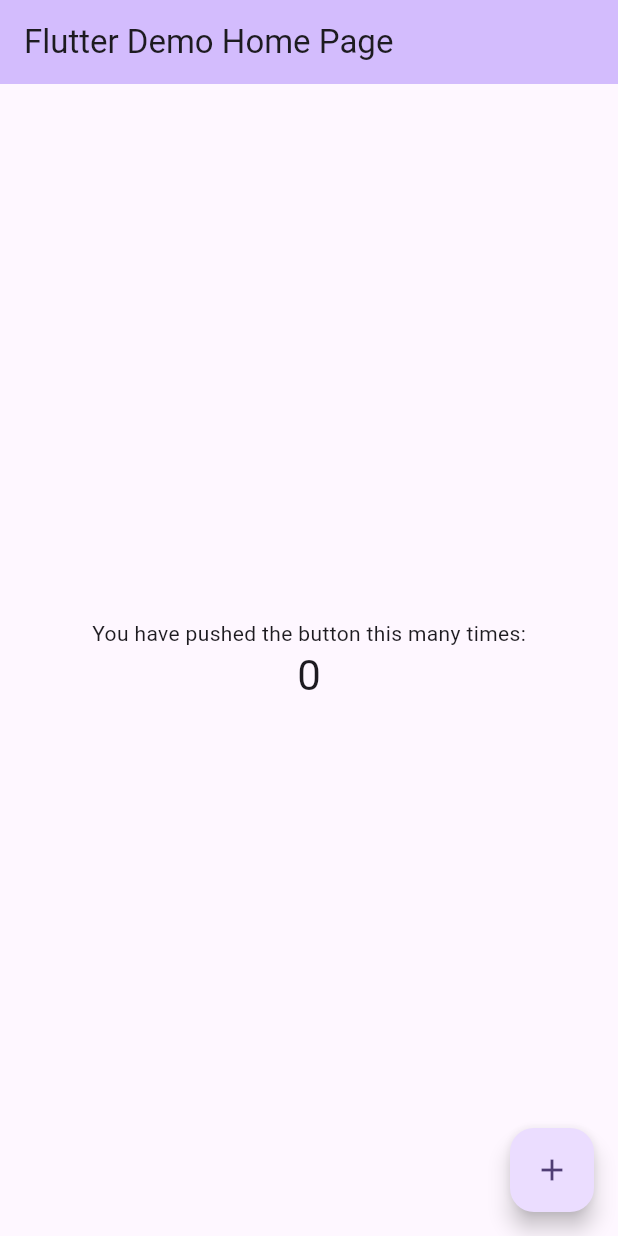
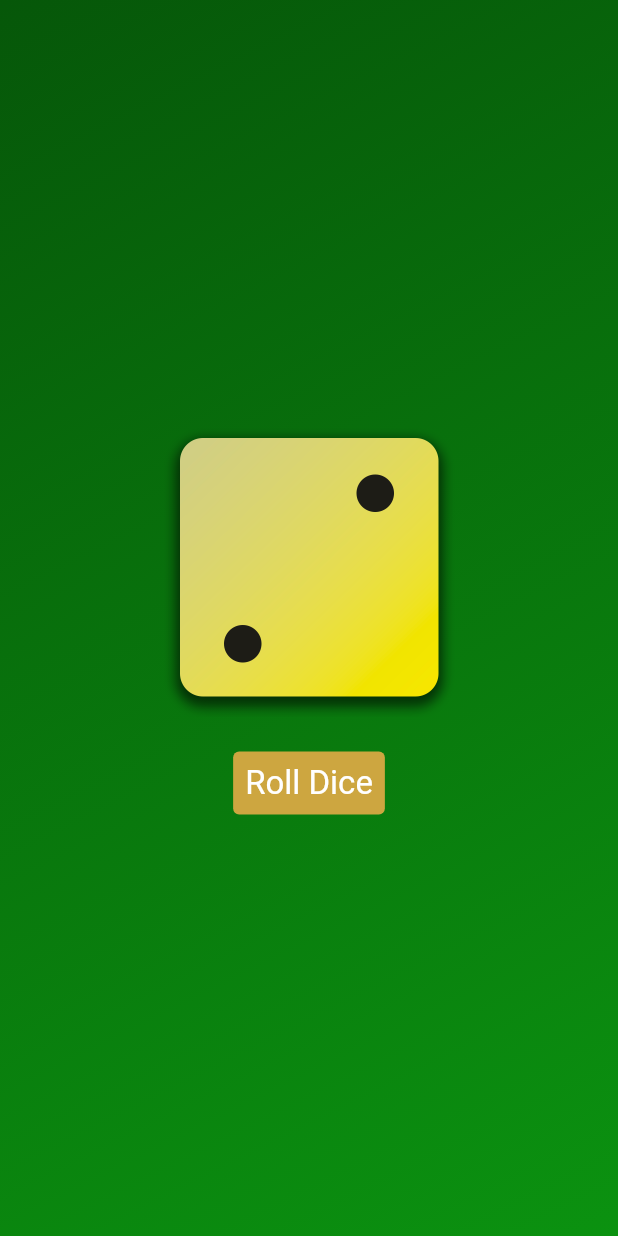
Before and after one commit to codeslash21/dice_game, a Flutter app: the screen it shows after launch, on a phone screen of 412 x 824 dp. Run offline on Flutter 3.47's test engine with Material 2 defaults, Android fonts, the phone set to English and light mode, and no system bars.

Commit message:
refactor: modified the code and refactor it

```diff
--- /dev/null
+++ b/lib/dice_roller.dart
@@ -0,0 +1,51 @@
+import 'package:flutter/material.dart';
+import 'dart:math';
+
+final randomizer = Random();
+
+class DiceRoller extends StatefulWidget {
+  const DiceRoller({super.key});
+
+  @override
+  State<DiceRoller> createState() {
+    return _DiceRollerState();
+  }
+}
+
+class _DiceRollerState extends State<DiceRoller> {
+  int currDiceValue = 2;
+  void rollDice() {
+    setState(() {
+      currDiceValue = randomizer.nextInt(6) + 1;
+    });
+  }
+
+  @override
+  Widget build(context) {
+    return Center(
+      child: Column(
+        mainAxisAlignment: MainAxisAlignment.center,
+        children: [
+          Image.asset(
+            'assets/images/dice-$currDiceValue.png',
+            width: 200,
+          ),
+          const SizedBox(
+            height: 20,
+          ),
+          TextButton(
+            onPressed: rollDice,
+            style: TextButton.styleFrom(
+              foregroundColor: Colors.white,
+              backgroundColor: Color.fromARGB(246, 212, 168, 66),
+              textStyle: const TextStyle(
+                fontSize: 22,
+              ),
+            ),
+            child: const Text("Roll Dice"),
+          ),
+        ],
+      ),
+    );
+  }
+}
--- /dev/null
+++ b/lib/gradient_content.dart
@@ -0,0 +1,20 @@
+import 'package:flutter/material.dart';
+import 'package:dice_game/dice_roller.dart';
+
+class GradientContent extends StatelessWidget {
+  final Color color1;
+  final Color color2;
+  const GradientContent(this.color1, this.color2, {super.key});
+  @override
+  Widget build(context) {
+    return Container(
+      decoration: BoxDecoration(
+        gradient: LinearGradient(
+            colors: [color1, color2],
+            begin: Alignment.topLeft,
+            end: Alignment.bottomRight),
+      ),
+      child: DiceRoller(),
+    );
+  }
+}
--- a/lib/main.dart
+++ b/lib/main.dart
@@ -1,3 +1,4 @@
+import 'package:dice_game/gradient_content.dart';
 import 'package:flutter/material.dart';
 
 void main() {
@@ -6,120 +7,13 @@ void main() {
 
 class MyApp extends StatelessWidget {
   const MyApp({super.key});
-
-  // This widget is the root of your application.
   @override
-  Widget build(BuildContext context) {
-    return MaterialApp(
-      title: 'Flutter Demo',
-      theme: ThemeData(
-        // This is the theme of your application.
-        //
-        // TRY THIS: Try running your application with "flutter run". You'll see
-        // the application has a blue toolbar. Then, without quitting the app,
-        // try changing the seedColor in the colorScheme below to Colors.green
-        // and then invoke "hot reload" (save your changes or press the "hot
-        // reload" button in a Flutter-supported IDE, or press "r" if you used
-        // the command line to start the app).
-        //
-        // Notice that the counter didn't reset back to zero; the application
-        // state is not lost during the reload. To reset the state, use hot
-        // restart instead.
-        //
-        // This works for code too, not just values: Most code changes can be
-        // tested with just a hot reload.
-        colorScheme: ColorScheme.fromSeed(seedColor: Colors.deepPurple),
-        useMaterial3: true,
+  Widget build(context) {
+    return const MaterialApp(
+      home: Scaffold(
+        body: GradientContent(
+            Color.fromARGB(255, 6, 87, 9), Color.fromARGB(255, 11, 146, 16)),
       ),
-      home: const MyHomePage(title: 'Flutter Demo Home Page'),
     );
   }
 }
-
-class MyHomePage extends StatefulWidget {
-  const MyHomePage({super.key, required this.title});
-
-  // This widget is the home page of your application. It is stateful, meaning
-  // that it has a State object (defined below) that contains fields that affect
-  // how it looks.
-
-  // This class is the configuration for the state. It holds the values (in this
-  // case the title) provided by the parent (in this case the App widget) and
-  // used by the build method of the State. Fields in a Widget subclass are
-  // always marked "final".
-
-  final String title;
-
-  @override
-  State<MyHomePage> createState() => _MyHomePageState();
-}
-
-class _MyHomePageState extends State<MyHomePage> {
-  int _counter = 0;
-
-  void _incrementCounter() {
-    setState(() {
-      // This call to setState tells the Flutter framework that something has
-      // changed in this State, which causes it to rerun the build method below
-      // so that the display can reflect the updated values. If we changed
-      // _counter without calling setState(), then the build method would not be
-      // called again, and so nothing would appear to happen.
-      _counter++;
-    });
-  }
-
-  @override
-  Widget build(BuildContext context) {
-    // This method is rerun every time setState is called, for instance as done
-    // by the _incrementCounter method above.
-    //
-    // The Flutter framework has been optimized to make rerunning build methods
-    // fast, so that you can just rebuild anything that needs updating rather
-    // than having to individually change instances of widgets.
-    return Scaffold(
-      appBar: AppBar(
-        // TRY THIS: Try changing the color here to a specific color (to
-        // Colors.amber, perhaps?) and trigger a hot reload to see the AppBar
-        // change color while the other colors stay the same.
-        backgroundColor: Theme.of(context).colorScheme.inversePrimary,
-        // Here we take the value from the MyHomePage object that was created by
-        // the App.build method, and use it to set our appbar title.
-        title: Text(widget.title),
-      ),
-      body: Center(
-        // Center is a layout widget. It takes a single child and positions it
-        // in the middle of the parent.
-        child: Column(
-          // Column is also a layout widget. It takes a list of children and
-          // arranges them vertically. By default, it sizes itself to fit its
-          // children horizontally, and tries to be as tall as its parent.
-          //
-          // Column has various properties to control how it sizes itself and
-          // how it positions its children. Here we use mainAxisAlignment to
-          // center the children vertically; the main axis here is the vertical
-          // axis because Columns are vertical (the cross axis would be
-          // horizontal).
-          //
-          // TRY THIS: Invoke "debug painting" (choose the "Toggle Debug Paint"
-          // action in the IDE, or press "p" in the console), to see the
-          // wireframe for each widget.
-          mainAxisAlignment: MainAxisAlignment.center,
-          children: <Widget>[
-            const Text(
-              'You have pushed the button this many times:',
-            ),
-            Text(
-              '$_counter',
-              style: Theme.of(context).textTheme.headlineMedium,
-            ),
-          ],
-        ),
-      ),
-      floatingActionButton: FloatingActionButton(
-        onPressed: _incrementCounter,
-        tooltip: 'Increment',
-        child: const Icon(Icons.add),
-      ), // This trailing comma makes auto-formatting nicer for build methods.
-    );
-  }
-}
```
Also changed, not shown: pubspec.yaml (+9 -7 lines), assets/images/dice-1.png (added), assets/images/dice-2.png (added), assets/images/dice-3.png (added), assets/images/dice-4.png (added), assets/images/dice-5.png (added), assets/images/dice-6.png (added).
